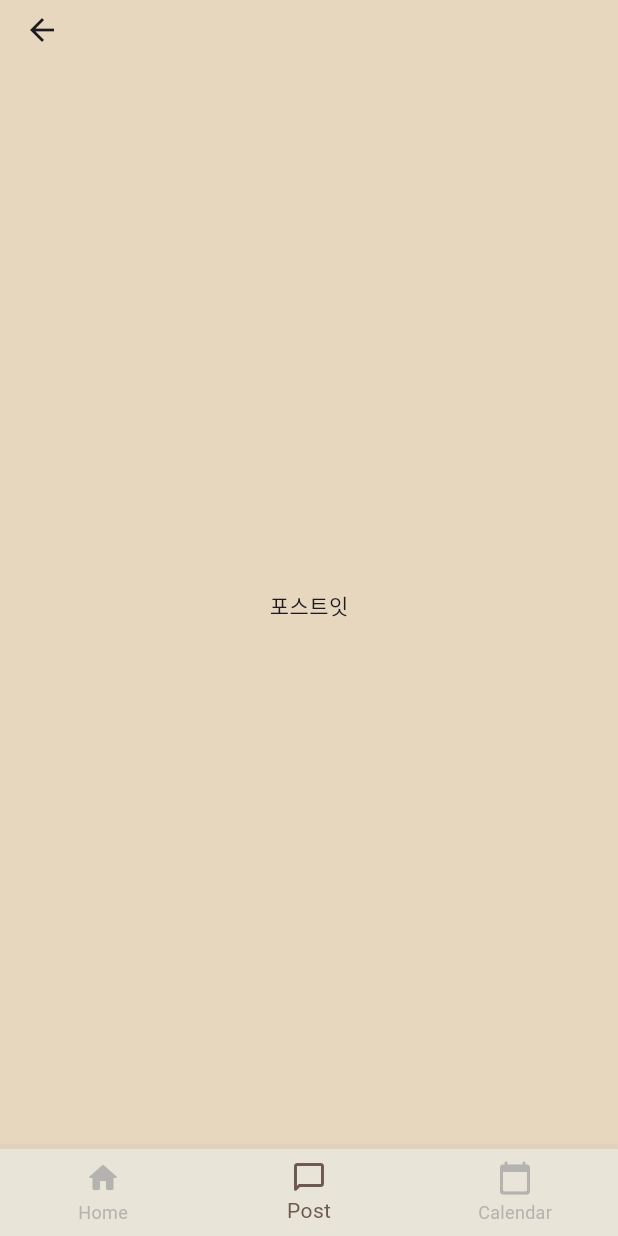
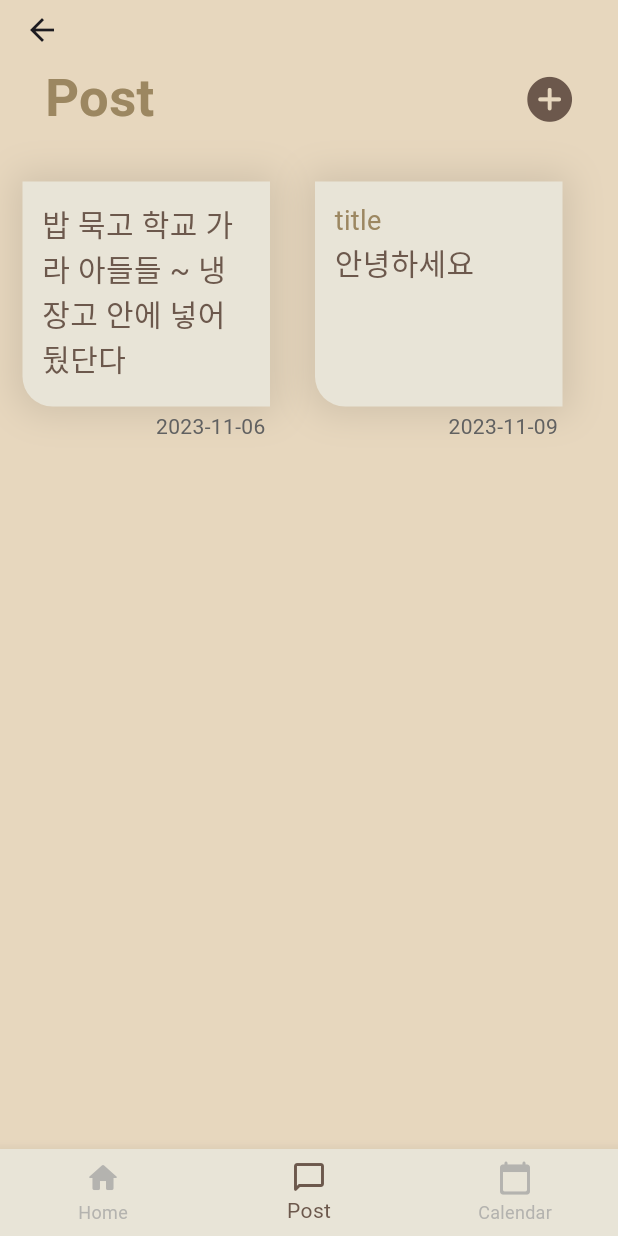
Before and after one commit to Fam-Story/fam-Story_frontend, a Flutter app: the RootPage screen opened by its route, item 2 of the bottom bar chosen, on a phone screen of 412 x 824 dp. Run offline on Flutter 3.47's test engine with Material 2 defaults, Android fonts, the phone set to English and light mode, and no system bars; our stand-ins replace flutter_calendar_carousel, flutter_secure_storage; accounts and stored records are empty; Roboto replaces fonts that are missing (AppleSDGothicNeo).

Commit message:
:sparkles: Feat: Implement Post Page UI

```diff
--- a/lib/pages/post_page.dart
+++ b/lib/pages/post_page.dart
@@ -1,12 +1,170 @@
+import 'package:fam_story_frontend/widgets/post_widget.dart';
 import 'package:flutter/material.dart';
+import 'package:flutter/cupertino.dart';
+import 'package:fam_story_frontend/style.dart';
 
 class PostPage extends StatelessWidget {
   const PostPage({super.key});
 
   @override
   Widget build(BuildContext context) {
-    return const Center(
-      child: Text('포스트잇'),
+    return Column(
+      children: [
+        Column(
+          children: [
+            Row(
+              mainAxisAlignment: MainAxisAlignment.spaceBetween,
+              children: [
+                const Row(
+                  children: [
+                    SizedBox(
+                      width: 30,
+                    ),
+                    Text(
+                      "Post",
+                      style: TextStyle(
+                          fontFamily: 'AppleSDGothicNeo',
+                          fontWeight: FontWeight.bold,
+                          color: AppColor.textColor,
+                          fontSize: 35),
+                    ),
+                  ],
+                ),
+                Row(
+                  children: [
+                    IconButton(
+                      onPressed: () {
+                        // TODO: post
+                        _showAddingPostDialog(context);
+                      },
+                      icon: const Icon(CupertinoIcons.add_circled_solid),
+                      color: AppColor.swatchColor,
+                      iconSize: 35,
+                    ),
+                    const SizedBox(
+                      width: 20,
+                    ),
+                  ],
+                )
+              ],
+            ),
+            const SizedBox(height: 20),
+          ],
+        ),
+        const Row(
+          children: [
+            PostWidget(
+              title: '',
+              member: 'member',
+              createdDate: '2023-11-06',
+              context: '밥 묵고 학교 가라 아들들 ~ 냉장고 안에 넣어뒀단다',
+              role: 1,
+            ),
+            PostWidget(
+              title: 'title',
+              member: 'member',
+              createdDate: '2023-11-09',
+              context: '안녕하세요',
+              role: 1,
+            ),
+          ],
+        ),
+      ],
+    );
+  }
+
+  Future<dynamic> _showAddingPostDialog(BuildContext context) {
+    TextEditingController textController = TextEditingController();
+    return showDialog(
+      context: context,
+      builder: (BuildContext context) {
+        return Dialog(
+          shape:
+              RoundedRectangleBorder(borderRadius: BorderRadius.circular(20.0)),
+          child: Container(
+            width: 350,
+            decoration: BoxDecoration(
+              borderRadius: BorderRadius.circular(30),
+              color: AppColor.objectColor,
+              boxShadow: [
+                BoxShadow(
+                  color: Colors.black.withOpacity(0.1),
+                  blurRadius: 20,
+                  spreadRadius: 5,
+                ),
+              ],
+            ),
+            child: Padding(
+              padding: const EdgeInsets.all(15.0),
+              child: Column(
+                mainAxisSize: MainAxisSize.min,
+                mainAxisAlignment: MainAxisAlignment.spaceEvenly,
+                crossAxisAlignment: CrossAxisAlignment.start,
+                children: [
+                  const Text(
+                    'Put your post-it!',
+                    style: TextStyle(
+                        fontSize: 26,
+                        fontWeight: FontWeight.bold,
+                        color: AppColor.swatchColor),
+                  ),
+                  const SizedBox(
+                    height: 20,
+                  ),
+                  TextField(
+                    maxLines: null,
+                    controller: textController,
+                    decoration: InputDecoration(
+                      focusedBorder: OutlineInputBorder(
+                          borderRadius: BorderRadius.circular(15),
+                          borderSide:
+                              const BorderSide(color: AppColor.swatchColor)),
+                      isDense: true,
+                      hintText: "Text",
+                      hintStyle:
+                          TextStyle(color: Colors.black.withOpacity(0.4)),
+                      border: OutlineInputBorder(
+                        borderRadius: BorderRadius.circular(15),
+                      ),
+                    ),
+                  ),
+                  const SizedBox(
+                    height: 20,
+                  ),
+                  Row(
+                    mainAxisAlignment: MainAxisAlignment.spaceEvenly,
+                    children: [
+                      ElevatedButton(
+                          onPressed: () {
+                            // post
+                            Navigator.of(context).pop();
+                          },
+                          style: const ButtonStyle(
+                              backgroundColor: MaterialStatePropertyAll(
+                                  AppColor.swatchColor)),
+                          child: const Text(
+                            "OK",
+                            style: TextStyle(color: Colors.white),
+                          )),
+                      ElevatedButton(
+                          onPressed: () {
+                            Navigator.of(context).pop();
+                          },
+                          style: ButtonStyle(
+                              backgroundColor: MaterialStatePropertyAll(
+                                  AppColor.swatchColor.withOpacity(0.5))),
+                          child: const Text(
+                            "Cancel",
+                            style: TextStyle(color: Colors.white),
+                          )),
+                    ],
+                  ),
+                ],
+              ),
+            ),
+          ),
+        );
+      },
     );
   }
 }
--- /dev/null
+++ b/lib/widgets/post_widget.dart
@@ -0,0 +1,110 @@
+import 'package:fam_story_frontend/style.dart';
+import 'package:flutter/material.dart';
+
+class PostWidget extends StatefulWidget {
+  final String title, context, createdDate, member;
+  final int role;
+
+  const PostWidget(
+      {super.key,
+      required this.title,
+      required this.context,
+      required this.createdDate,
+      required this.member,
+      required this.role});
+
+  @override
+  State<PostWidget> createState() => _PostWidgetState();
+}
+
+class _PostWidgetState extends State<PostWidget> {
+  String title = '';
+  String text = '';
+  String createdDate = '';
+  String member = '';
+  int role = 0;
+
+  @override
+  void initState() {
+    super.initState();
+    title = widget.title;
+    text = widget.context;
+    createdDate = widget.createdDate;
+    member = widget.member;
+    role = widget.role;
+  }
+
+  @override
+  Widget build(BuildContext context) {
+    return Padding(
+      padding: const EdgeInsets.symmetric(horizontal: 15.0, vertical: 10.0),
+      child: SizedBox(
+        height: 180,
+        child: Row(
+          mainAxisAlignment: MainAxisAlignment.spaceBetween,
+          children: [
+            Column(
+              crossAxisAlignment: CrossAxisAlignment.end,
+              children: [
+                GestureDetector(
+                  onLongPressEnd: (details) {
+                    // TODO: delete
+                  },
+                  child: Container(
+                    width: 165,
+                    height: 150,
+                    decoration: BoxDecoration(
+                      // TODO: role별 색상으로 변경
+                      color: AppColor.objectColor,
+                      borderRadius: const BorderRadius.only(
+                          bottomLeft: Radius.circular(20)),
+                      boxShadow: [
+                        BoxShadow(
+                          color: Colors.black.withOpacity(0.1),
+                          blurRadius: 20,
+                          spreadRadius: 5,
+                        ),
+                      ],
+                    ),
+                    child: Padding(
+                      padding: const EdgeInsets.all(13.0),
+                      child: ListView(shrinkWrap: true, children: [
+                        Column(
+                          mainAxisAlignment: MainAxisAlignment.start,
+                          crossAxisAlignment: CrossAxisAlignment.start,
+                          children: [
+                            title != ''
+                                ? Text(
+                                    title,
+                                    style: const TextStyle(
+                                        color: AppColor.textColor,
+                                        fontSize: 18),
+                                    overflow: TextOverflow.ellipsis,
+                                  )
+                                : Container(),
+                            Text(
+                                // overflow: TextOverflow.ellipsis,
+                                text,
+                                style: const TextStyle(
+                                    color: AppColor.swatchColor, fontSize: 20))
+                          ],
+                        ),
+                      ]),
+                    ),
+                  ),
+                ),
+                Padding(
+                  padding: const EdgeInsets.fromLTRB(0, 3, 3, 0),
+                  child: Text(
+                    createdDate,
+                    style: TextStyle(color: Colors.grey.shade700),
+                  ),
+                ),
+              ],
+            ),
+          ],
+        ),
+      ),
+    );
+  }
+}
```
